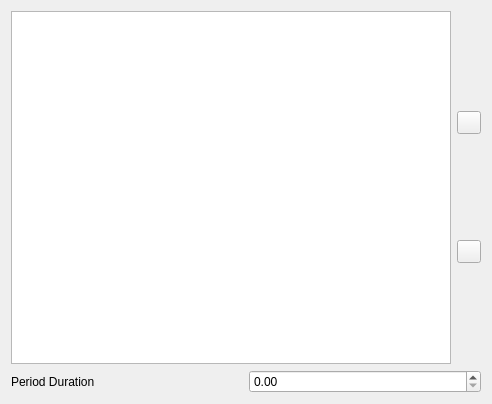
disorderedmaterials/GudPy, file gudpy/gui/widgets/ui_files/periodDialog.ui: the form before one commit.
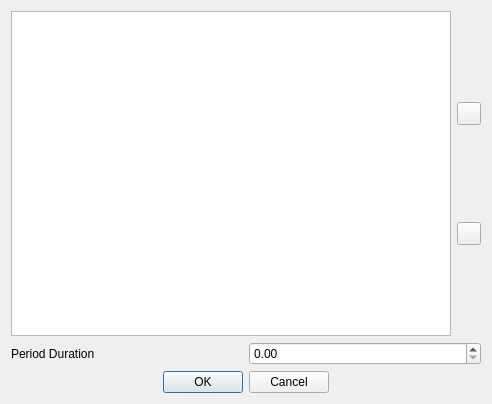
The form after the commit. Icons and pictures are not drawn. Custom widgets are drawn as their Qt base class.

Commit message: feat: ok/cancel buttons.

The edit to the form file:
```diff
--- a/gudpy/gui/widgets/ui_files/periodDialog.ui
+++ b/gudpy/gui/widgets/ui_files/periodDialog.ui
@@ -65,6 +65,16 @@
      </item>
     </layout>
    </item>
+   <item>
+    <widget class="QDialogButtonBox" name="buttonBox">
+     <property name="standardButtons">
+      <set>QDialogButtonBox::Cancel|QDialogButtonBox::Ok</set>
+     </property>
+     <property name="centerButtons">
+      <bool>true</bool>
+     </property>
+    </widget>
+   </item>
   </layout>
  </widget>
  <customwidgets>
```
